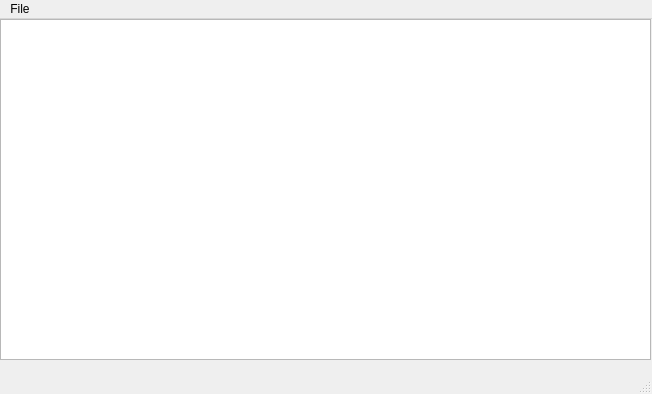
Mukund-Iyer/Text_Editor, file untitled.ui: the form before one commit.
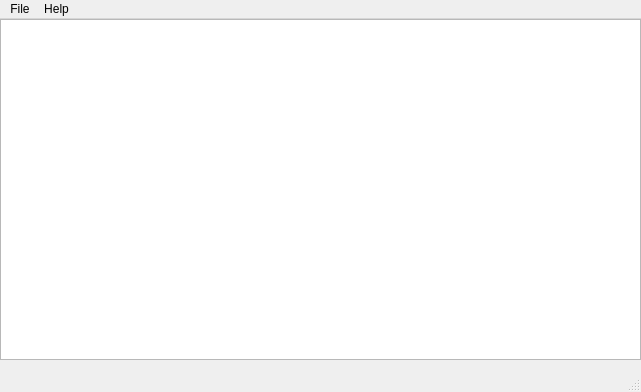
The form after the commit.

Commit message: Added feature of opening an existing text file. Modified the UI schema as well for incorporating the open file feature.

Patch:
```diff
--- a/untitled.ui
+++ b/untitled.ui
@@ -6,8 +6,8 @@
    <rect>
     <x>0</x>
     <y>0</y>
-    <width>652</width>
-    <height>394</height>
+    <width>641</width>
+    <height>392</height>
    </rect>
   </property>
   <property name="windowTitle">
@@ -19,7 +19,7 @@
      <rect>
       <x>0</x>
       <y>0</y>
-      <width>651</width>
+      <width>641</width>
       <height>341</height>
      </rect>
     </property>
@@ -30,7 +30,7 @@
     <rect>
      <x>0</x>
      <y>0</y>
-     <width>652</width>
+     <width>641</width>
      <height>26</height>
     </rect>
    </property>
@@ -43,7 +43,14 @@
     <addaction name="Save_AsMenuItem"/>
     <addaction name="ExitMenuItem"/>
    </widget>
+   <widget class="QMenu" name="menuHelp">
+    <property name="title">
+     <string>Help</string>
+    </property>
+    <addaction name="Help_MenuItem"/>
+   </widget>
    <addaction name="menuFile"/>
+   <addaction name="menuHelp"/>
   </widget>
   <widget class="QStatusBar" name="statusbar"/>
   <action name="ExitMenuItem">
```
Left out of the diff: 5 changed lines with no effect on the pictures. The commit also changes 1 other file.
